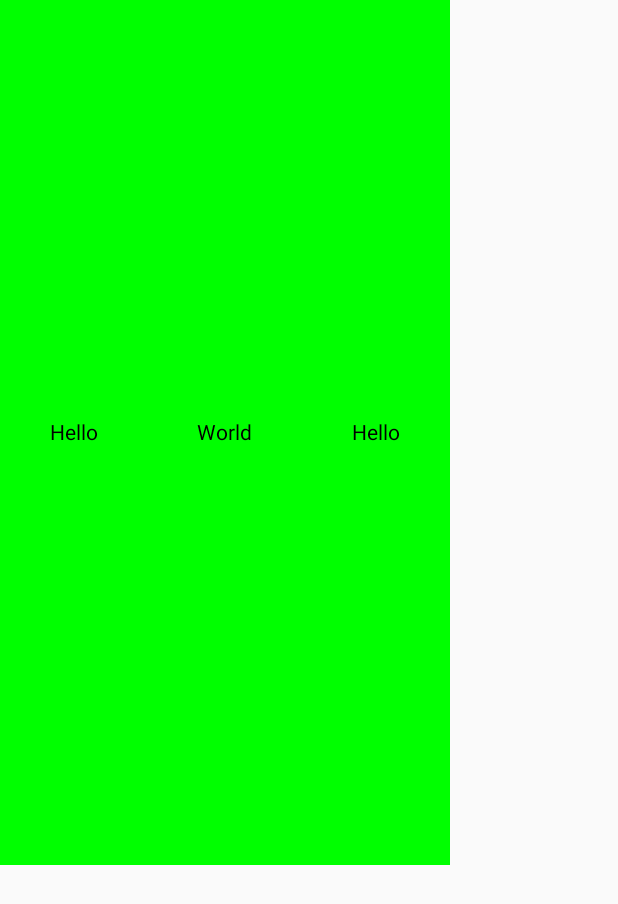
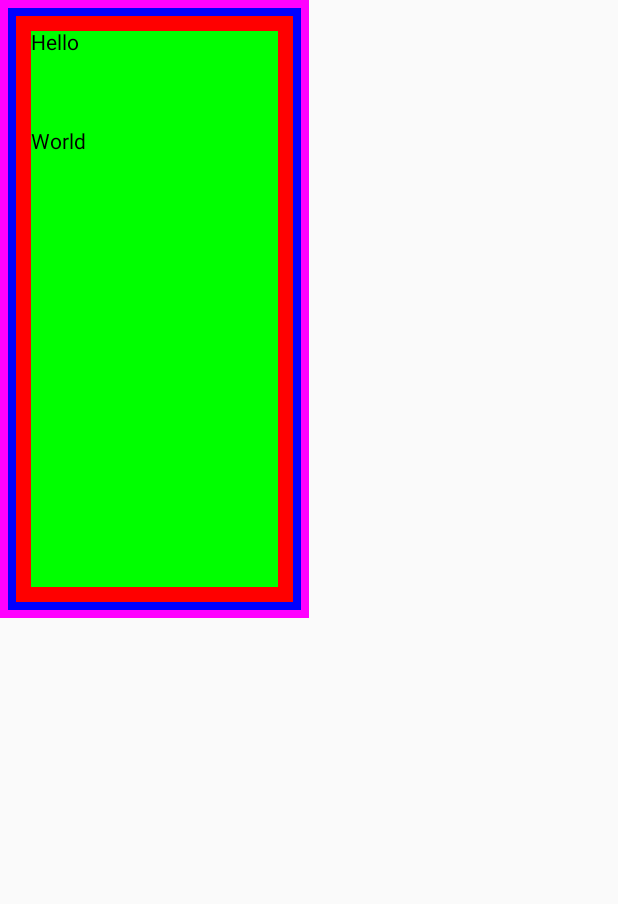
Before and after one commit to kadersuutlu/ComposeTutorial, an Android app built with Jetpack Compose: the screen it shows after launch (MainActivity), on a phone screen of 412 x 824 dp. Shown: the top 904 px of the screen. Run offline under Robolectric (Android 15) with nearby library versions, the phone set to English and light mode, and no system bars.

Commit message:
Modifiers

```diff
--- a/app/src/main/java/com/kader/composeapp/MainActivity.kt
+++ b/app/src/main/java/com/kader/composeapp/MainActivity.kt
@@ -4,11 +4,19 @@ import android.os.Bundle
 import androidx.activity.ComponentActivity
 import androidx.activity.compose.setContent
 import androidx.compose.foundation.background
+import androidx.compose.foundation.border
+import androidx.compose.foundation.clickable
 import androidx.compose.foundation.layout.Arrangement
 import androidx.compose.foundation.layout.Column
 import androidx.compose.foundation.layout.Row
+import androidx.compose.foundation.layout.Spacer
 import androidx.compose.foundation.layout.fillMaxHeight
 import androidx.compose.foundation.layout.fillMaxSize
+import androidx.compose.foundation.layout.fillMaxWidth
+import androidx.compose.foundation.layout.height
+import androidx.compose.foundation.layout.offset
+import androidx.compose.foundation.layout.padding
+import androidx.compose.foundation.layout.requiredWidth
 import androidx.compose.foundation.layout.width
 import androidx.compose.material3.Text
 import androidx.compose.ui.Alignment
@@ -20,28 +28,34 @@ class MainActivity : ComponentActivity() {
     override fun onCreate(savedInstanceState: Bundle?) {
         super.onCreate(savedInstanceState)
         setContent {
-            /*Column(
+            Column(
                 modifier = Modifier
-                    .fillMaxSize()
-                    .background(Color.Green),
-                horizontalAlignment = Alignment.CenterHorizontally,
-                verticalArrangement = Arrangement.SpaceBetween
+                    .background(Color.Green)
+                    .fillMaxSize(0.5f)
+                    .fillMaxWidth()
+                    //.padding(16.dp)  //padding(top = 16.dp)
+                    .border(5.dp, Color.Magenta)
+                    .padding(5.dp)
+                    .border(5.dp, Color.Blue)
+                    .padding(5.dp)
+                    .border(10.dp, Color.Red)
+                    .padding(10.dp)
+                //.width(300.dp),
+                //.requiredWidth(300.dp)
             ) {
-                Text("Hello")
+                Text(
+                    "Hello", modifier = Modifier.clickable {
+
+                    }
+                    //.offset(50.dp, 20.dp)
+                    /*.border(5.dp, Color.Yellow)
+                    .padding(5.dp)
+                    .offset(20.dp,20.dp)
+                    .border(10.dp, Color.Black)
+                    .padding(10.dp)*/
+                )
+                Spacer(modifier = Modifier.height(50.dp))
                 Text("World")
-                Text("Hello")
-            }*/
-            Row (
-                modifier = Modifier
-                    .width(300.dp)
-                    .fillMaxHeight(0.7f)
-                    .background(Color.Green),
-                horizontalArrangement = Arrangement.SpaceAround,
-                verticalAlignment = Alignment.CenterVertically
-                ) {
-                Text("Hello")
-                Text("World")
-                Text("Hello")
             }
         }
     }
```
